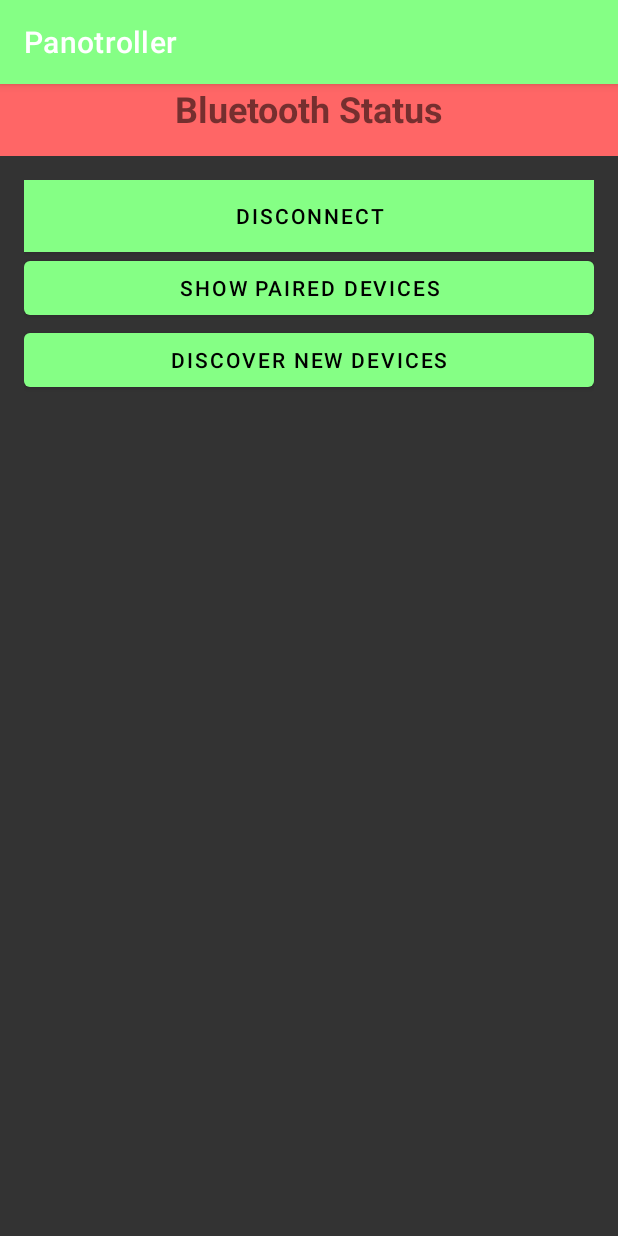
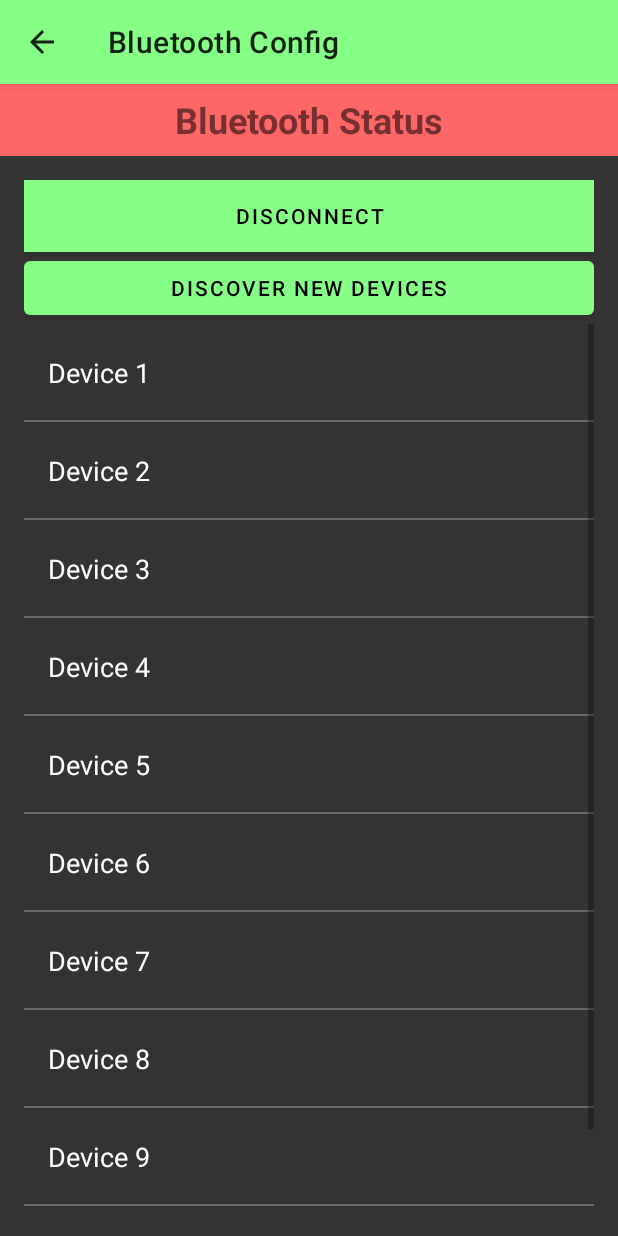
Before and after one commit to karl-johnson/panotroller, an Android app: the screen it shows after launch (BluetoothConfig), after a tap on "Bluetooth Status", on a phone screen of 412 x 824 dp. Run offline under Robolectric (Android 15) with nearby library versions, the phone set to English and light mode, and no system bars.

Commit message:
Substantial progress on main and bt config UI

```diff
--- a/android/app/src/main/java/com/example/panotroller/BluetoothConfig.java
+++ b/android/app/src/main/java/com/example/panotroller/BluetoothConfig.java
@@ -1,14 +1,101 @@
 package com.example.panotroller;
 
 import androidx.appcompat.app.AppCompatActivity;
+import androidx.core.app.NavUtils;
 
+import android.content.Context;
 import android.os.Bundle;
+import android.view.LayoutInflater;
+import android.view.MenuItem;
+import android.view.View;
+import android.view.ViewGroup;
+import android.widget.ArrayAdapter;
+import android.widget.BaseAdapter;
+import android.widget.ImageView;
+import android.widget.ListView;
+import android.widget.SimpleAdapter;
+import android.widget.TextView;
+import android.widget.Toast;
+
+import java.util.ArrayList;
+import java.util.HashMap;
+import java.util.List;
+import java.util.Map;
 
 public class BluetoothConfig extends AppCompatActivity {
+
+    private ListView mDevicesListView;
 
     @Override
     protected void onCreate(Bundle savedInstanceState) {
         super.onCreate(savedInstanceState);
+        // apply layout
         setContentView(R.layout.activity_bluetooth_config);
+        // configure action bar
+        setTitle("Bluetooth Config");
+        getSupportActionBar().setDisplayHomeAsUpEnabled(true); // add back button to action bar
+
+        // configure bluetooth device list
+        // variable for us to refer to the list view in the future
+        mDevicesListView = (ListView)findViewById(R.id.devicesListView);
+        // adapter which handles how to put string data into list items (including formatting!)
+        // PLACEHOLDER ITEMS
+        List<String> deviceList = new ArrayList<String>();
+        for( int i = 1; i <= 10; i++ )
+            deviceList.add(String.format( "Device %d", i ));
+        // \PLACEHOLDER ITEMS
+
+        DeviceListAdapter mAdapter = new DeviceListAdapter(this, deviceList);
+        mDevicesListView.setAdapter(new ArrayAdapter<String>(
+                this, R.layout.device_item, R.id.name, deviceList)); // assign adapter to our list view
+        // listener to determine what should be done when an item is clicked on
+        // mDevicesListView.setOnItemClickListener(mDeviceClickListener);
+    }
+
+    /*
+        DEVICE LIST RENDERING
+     */
+    public class DeviceListAdapter extends BaseAdapter {
+        private final Context context;
+        private final List<String> items;
+        public DeviceListAdapter(Context context, List<String> items ) {
+            this.context = context;
+            this.items = items;
+        }
+        @Override
+        public int getCount() {
+            return items.size();
+        }
+        @Override
+        public Object getItem( int position ) {
+            return items.get( position );
+        }
+        @Override
+        public long getItemId( int position ) {
+            return getItem( position ).hashCode();
+        }
+        // actual meat of the adapter - how to set formatting based on the position we're given
+        public View getView(int position, View convertView, ViewGroup parent) {
+            // optimization thing involves recycling an old item convertView if we're given it
+            View v = convertView;
+            if ( v == null ) { // if we aren't given a convertView to recycle, inflate a new one
+                LayoutInflater inflater = (LayoutInflater) context
+                        .getSystemService( Context.LAYOUT_INFLATER_SERVICE );
+                v = inflater.inflate( R.layout.device_item, parent, false );
+            }
+            final String item = (String) getItem( position );
+            ((TextView) v.findViewById(R.id.name)).setText(item);
+            return v;
+        }
+    }
+
+    @Override
+    public boolean onOptionsItemSelected(MenuItem item) {
+        // make back button actually go back
+        if (item.getItemId() == android.R.id.home) {
+            NavUtils.navigateUpFromSameTask(this);
+            return true;
+        }
+        return super.onOptionsItemSelected(item);
     }
 }
--- a/android/app/src/main/java/com/example/panotroller/MainActivity.java
+++ b/android/app/src/main/java/com/example/panotroller/MainActivity.java
@@ -9,6 +9,10 @@ public class MainActivity extends AppCompatActivity {
     @Override
     protected void onCreate(Bundle savedInstanceState) {
         super.onCreate(savedInstanceState);
+        setTitle("Panotroller");
+        getSupportActionBar().setDisplayShowHomeEnabled(true);
+        getSupportActionBar().setLogo(R.drawable.actionbar);
+        getSupportActionBar().setDisplayUseLogoEnabled(true);
         setContentView(R.layout.activity_main);
     }
 }
--- a/android/app/src/main/res/layout/activity_bluetooth_config.xml
+++ b/android/app/src/main/res/layout/activity_bluetooth_config.xml
@@ -24,25 +24,18 @@
         app:layout_constraintTop_toTopOf="parent"
         app:layout_constraintVertical_bias="1.0">
 
-        <LinearLayout
+        <TextView
+            android:id="@+id/bluetoothStatus"
             android:layout_width="match_parent"
             android:layout_height="48dp"
+            android:layout_weight="0"
             android:background="@color/red_disconnected"
-            android:orientation="horizontal">
-
-            <TextView
-                android:id="@+id/bluetoothStatus"
-                android:layout_width="0dp"
-                android:layout_height="wrap_content"
-                android:layout_weight="0.9"
-                android:ellipsize="end"
-                android:gravity="center_horizontal"
-                android:maxLines="1"
-                android:text="Bluetooth Status"
-                android:textSize="24sp"
-                android:textStyle="bold" />
-
-        </LinearLayout>
+            android:ellipsize="end"
+            android:gravity="center"
+            android:maxLines="1"
+            android:text="Bluetooth Status"
+            android:textSize="24sp"
+            android:textStyle="bold" />
 
         <LinearLayout
             android:layout_width="match_parent"
@@ -58,12 +51,6 @@
                 android:text="Disconnect" />
 
             <Button
-                android:id="@+id/paired"
-                android:layout_width="match_parent"
-                android:layout_height="wrap_content"
-                android:text="Show paired Devices" />
-
-            <Button
                 android:id="@+id/discover"
                 android:layout_width="match_parent"
                 android:layout_height="wrap_content"
@@ -71,9 +58,11 @@
 
             <ListView
                 android:id="@+id/devicesListView"
-                android:layout_width="wrap_content"
+                android:layout_width="match_parent"
                 android:layout_height="match_parent"
-                android:choiceMode="singleChoice" />
+                android:choiceMode="singleChoice"
+                android:divider="@color/light_grey"
+                android:dividerHeight="1dp"/>
         </LinearLayout>
 
     </LinearLayout>
--- a/android/app/src/main/res/layout/activity_main.xml
+++ b/android/app/src/main/res/layout/activity_main.xml
@@ -14,8 +14,6 @@
         android:layout_marginStart="16dp"
         android:layout_marginTop="16dp"
         android:layout_marginEnd="16dp"
-        android:background="@color/light_grey"
-        android:backgroundTint="@color/light_grey"
         android:text="Panorama"
         app:layout_constraintEnd_toEndOf="parent"
         app:layout_constraintHorizontal_bias="1.0"
@@ -28,8 +26,6 @@
         android:layout_marginStart="16dp"
         android:layout_marginTop="16dp"
         android:layout_marginEnd="16dp"
-        android:background="@color/light_grey"
-        android:backgroundTint="@color/light_grey"
         android:text="Past Acquisitions"
         app:layout_constraintEnd_toEndOf="parent"
         app:layout_constraintHorizontal_bias="0.0"
@@ -42,6 +38,7 @@
         android:layout_width="0dp"
         android:layout_height="wrap_content"
         app:layout_constraintEnd_toEndOf="parent"
+        app:layout_constraintHorizontal_bias="0.0"
         app:layout_constraintStart_toStartOf="parent"
         app:layout_constraintTop_toTopOf="parent"
         tools:layout="@layout/fragment_bluetooth_bar" />
--- /dev/null
+++ b/android/app/src/main/res/layout/device_item.xml
@@ -0,0 +1,24 @@
+<?xml version="1.0" encoding="utf-8"?>
+<androidx.constraintlayout.widget.ConstraintLayout xmlns:android="http://schemas.android.com/apk/res/android"
+    xmlns:app="http://schemas.android.com/apk/res-auto"
+    xmlns:tools="http://schemas.android.com/tools"
+    android:layout_width="fill_parent"
+    android:layout_height="match_parent"
+    android:gravity="center_vertical"
+    android:minHeight="?android:attr/listPreferredItemHeight"
+    android:orientation="horizontal">
+
+    <TextView
+        android:id="@+id/name"
+        android:layout_width="fill_parent"
+        android:layout_height="wrap_content"
+        android:layout_marginStart="16dp"
+        android:text="Device Name"
+        android:textColor="@color/white"
+        android:textSize="18sp"
+        app:layout_constraintBottom_toBottomOf="parent"
+        app:layout_constraintEnd_toEndOf="parent"
+        app:layout_constraintStart_toStartOf="parent"
+        app:layout_constraintTop_toTopOf="parent" />
+
+</androidx.constraintlayout.widget.ConstraintLayout>
--- a/android/app/src/main/res/values/themes.xml
+++ b/android/app/src/main/res/values/themes.xml
@@ -1,6 +1,6 @@
 <resources xmlns:tools="http://schemas.android.com/tools">
     <!-- Base application theme. -->
-    <style name="Theme.Panotroller" parent="Theme.MaterialComponents.DayNight.DarkActionBar">
+    <style name="Theme.Panotroller" parent="Theme.MaterialComponents.Light">
         <!-- Primary brand color. -->
         <item name="colorPrimary">@color/green_accent</item>
         <item name="colorPrimaryVariant">@color/green_accent_var</item>
@@ -13,4 +13,7 @@
         <item name="android:statusBarColor" tools:targetApi="l">?attr/colorPrimaryVariant</item>
         <!-- Customize your theme here. -->
     </style>
+    <style name="MyTheme.ActionBar.TitleTextStyle" parent="@android:style/TextAppearance.Holo.Widget.ActionBar.Title">
+        <item name="android:textColor">@color/black</item>
+    </style>
 </resources>
```
Also changed, not shown: android/app/src/main/AndroidManifest.xml (+6 -3 lines), android/app/src/main/res/drawable/actionbar.png (added), android/app/src/main/res/drawable/icon.png (added), 4 other files.
